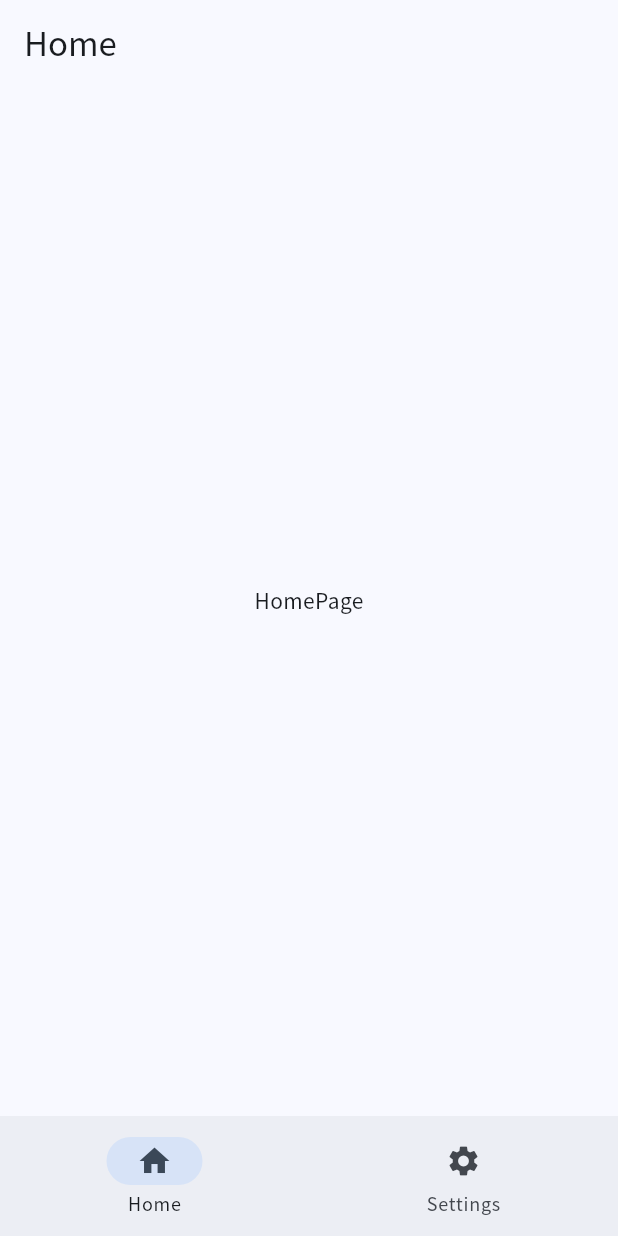
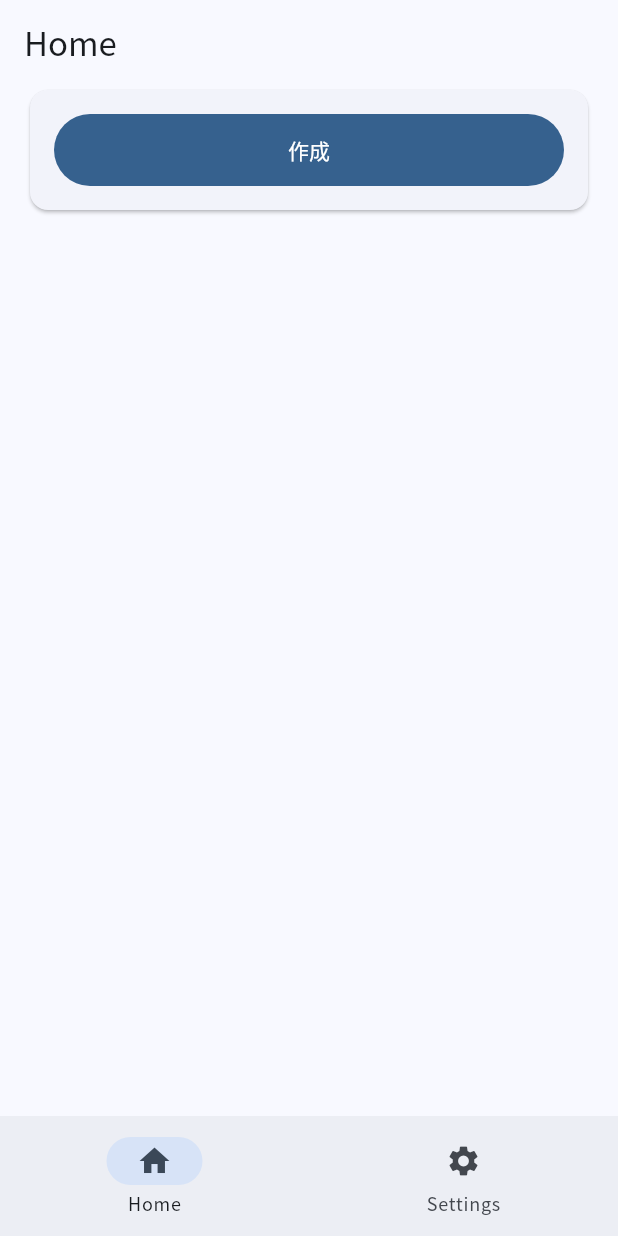
Before and after one commit to Zudah228/pampers_3rd_tfh_2025, a Flutter app: the screen it shows after launch, on a phone screen of 412 x 824 dp. Run offline on Flutter 3.47's test engine with Material 3 defaults, Android fonts, the phone set to English and light mode, and no system bars; our stand-ins replace clock, cloud_firestore, custom_refresh_indicator, extended_image, figma_squircle, firebase_auth and 13 more; missing offline and left inert: flutter_nearby_connections, hashlib, simple_logger; accounts and stored records are empty; generated files the repository leaves out were written again.

Commit message:
ルーム機能

```diff
--- a/lib/core/app/app.dart
+++ b/lib/core/app/app.dart
@@ -1,8 +1,8 @@
 import 'package:app/core/app/app_state.dart';
 import 'package:app/core/app/components/full_screen_loading_indicator.dart';
+import 'package:app/core/app/global_keys.dart';
 import 'package:app/core/app/theme/theme.dart';
-import 'package:app/core/app/global_keys.dart';
-import 'package:app/features/home/pages/home_page.dart';
+import 'package:app/features/home/pages/home_page_shell.dart';
 import 'package:flutter/cupertino.dart';
 import 'package:flutter/material.dart';
 import 'package:flutter_localizations/flutter_localizations.dart';
@@ -28,7 +28,7 @@ class MainApp extends StatelessWidget {
       scaffoldMessengerKey: globalScaffoldMessengerKey,
       debugShowCheckedModeBanner: false,
       builder: (context, child) => FullScreenLoadingIndicator.wrap(child!),
-      home: const HomePage(),
+      home: const HomePageShell(),
     );
   }
 }
--- a/lib/core/app/components/full_screen_loading_indicator.dart
+++ b/lib/core/app/components/full_screen_loading_indicator.dart
@@ -47,7 +47,7 @@ class _FullScreenLoadingIndicatorState
     } on Exception catch (error, stackTrace) {
       logger.error('', error: error, stackTrace: stackTrace);
 
-      showErrorSnackBar(message: 'エラーが発生しました');
+      showErrorSnackBar(error: error);
     } finally {
       _isLoadingNotifier.value = false;
     }
--- a/lib/core/app/components/snack_bar.dart
+++ b/lib/core/app/components/snack_bar.dart
@@ -1,3 +1,4 @@
+import 'package:app/core/exceptions/message_exception.dart';
 import 'package:flutter/material.dart';
 
 import '../global_keys.dart';
@@ -8,13 +9,18 @@ enum _SnackBarMessageType {
 }
 
 ScaffoldFeatureController<SnackBar, SnackBarClosedReason> showErrorSnackBar({
-  required String message,
+  required Object error,
   SnackBarAction? action,
   ScaffoldMessengerState? scaffoldMessengerState,
 
   /// SnackBar 表示前に、すでに表示されているものを非表示にする
   bool clearSnackBarsBeforeShow = false,
 }) {
+  String message = 'エラーが発生しました';
+
+  if (error is MessageException) {
+    message = error.message;
+  }
   return _show(
     message: message,
     messageType: _SnackBarMessageType.error,
--- a/lib/core/service/firebase_firestore/models/firestore_collections.dart
+++ b/lib/core/service/firebase_firestore/models/firestore_collections.dart
@@ -5,5 +5,8 @@ abstract final class FirestoreCollections {
 
   static const users = 'users';
 
+  static const rooms = 'rooms';
+  static String roomRelations(String userId) => '$users/$userId/rooms';
+
   static const debug_items = 'debug/v1/items';
 }
--- a/lib/features/debug/pages/debug_components_page.dart
+++ b/lib/features/debug/pages/debug_components_page.dart
@@ -121,7 +121,7 @@ class DebugComponentsPage extends StatelessWidget {
                   ErrorButton(
                     child: const Text('Show Error Snackbar'),
                     onPressed: () {
-                      showErrorSnackBar(message: 'Error Snackbar');
+                      showErrorSnackBar(error: 'Error Snackbar');
                     },
                   ),
                 ],
--- a/lib/features/home/pages/home_page.dart
+++ b/lib/features/home/pages/home_page.dart
@@ -1,51 +1,23 @@
-import 'package:app/core/app/components/route_animations/route_animations.dart';
-import 'package:app/features/home/providers/main_tab_provider.dart';
-import 'package:app/features/settings/pages/settings_page.dart';
+import 'package:app/features/room/components/my_room_card.dart';
+import 'package:app/features/room/components/room_create_card.dart';
+import 'package:app/features/room/providers/my_room_provider.dart';
 import 'package:flutter/material.dart';
 import 'package:flutter_riverpod/flutter_riverpod.dart';
 
+/// ホームページへの遷移は、HomePageShell を使用
 class HomePage extends ConsumerWidget {
   const HomePage({super.key});
 
-  static const routeName = '/home';
-
-  static Route<void> route() {
-    return RouteAnimations.swipeBack<void>(
-      settings: const RouteSettings(name: routeName),
-      builder: (_) => const HomePage(),
-    );
-  }
-
   @override
   Widget build(BuildContext context, WidgetRef ref) {
-    final mainTab = ref.watch(mainTabProvider);
+    final myRoom = ref.watch(myRoomProvider).value;
 
-    return Scaffold(
-      appBar: AppBar(
-        title: Text(mainTab.label),
-      ),
-      body: IndexedStack(
-        index: mainTab.index,
+    return Padding(
+      padding: EdgeInsets.symmetric(horizontal: 16),
+      child: Column(
         children: [
-          const Center(child: Text('HomePage')),
-          const SettingsPage(),
+          if (myRoom == null) RoomCreateCard() else MyRoomCard(room: myRoom),
         ],
-      ),
-      bottomNavigationBar: NavigationBar(
-        destinations: [
-          NavigationDestination(
-            icon: Icon(Icons.home),
-            label: 'Home',
-          ),
-          NavigationDestination(
-            icon: Icon(Icons.settings),
-            label: 'Settings',
-          ),
-        ],
-        onDestinationSelected: (index) {
-          ref.read(mainTabProvider.notifier).state = MainTab.values[index];
-        },
-        selectedIndex: mainTab.index,
       ),
     );
   }
--- /dev/null
+++ b/lib/features/home/pages/home_page_shell.dart
@@ -0,0 +1,53 @@
+import 'package:app/core/app/components/route_animations/route_animations.dart';
+import 'package:app/features/home/pages/home_page.dart';
+import 'package:app/features/home/providers/main_tab_provider.dart';
+import 'package:app/features/settings/pages/settings_page.dart';
+import 'package:flutter/material.dart';
+import 'package:flutter_riverpod/flutter_riverpod.dart';
+
+class HomePageShell extends ConsumerWidget {
+  const HomePageShell({super.key});
+
+  static const routeName = '/home';
+
+  static Route<void> route() {
+    return RouteAnimations.swipeBack<void>(
+      settings: const RouteSettings(name: routeName),
+      builder: (_) => const HomePageShell(),
+    );
+  }
+
+  @override
+  Widget build(BuildContext context, WidgetRef ref) {
+    final mainTab = ref.watch(mainTabProvider);
+
+    return Scaffold(
+      appBar: AppBar(
+        title: Text(mainTab.label),
+      ),
+      body: IndexedStack(
+        index: mainTab.index,
+        children: [
+          const HomePage(),
+          const SettingsPage(),
+        ],
+      ),
+      bottomNavigationBar: NavigationBar(
+        destinations: [
+          NavigationDestination(
+            icon: Icon(Icons.home),
+            label: 'Home',
+          ),
+          NavigationDestination(
+            icon: Icon(Icons.settings),
+            label: 'Settings',
+          ),
+        ],
+        onDestinationSelected: (index) {
+          ref.read(mainTabProvider.notifier).state = MainTab.values[index];
+        },
+        selectedIndex: mainTab.index,
+      ),
+    );
+  }
+}
--- /dev/null
+++ b/lib/features/room/components/room_create_card.dart
@@ -0,0 +1,29 @@
+import 'package:app/core/app/components/button/primary_button.dart';
+import 'package:app/core/app/components/full_screen_loading_indicator.dart';
+import 'package:app/features/room/use_cases/create_room_use_case.dart';
+import 'package:flutter/material.dart';
+import 'package:flutter_riverpod/flutter_riverpod.dart';
+
+class RoomCreateCard extends ConsumerWidget {
+  const RoomCreateCard({super.key});
+
+  @override
+  Widget build(BuildContext context, WidgetRef ref) {
+    return Card(
+      child: SizedBox(
+        width: double.infinity,
+        child: Padding(
+          padding: EdgeInsets.all(16),
+          child: PrimaryButton(
+            onPressed: () {
+              FullScreenLoadingIndicator.show(() async {
+                await ref.read(createRoomUseCaseProvider)();
+              });
+            },
+            child: Text('作成'),
+          ),
+        ),
+      ),
+    );
+  }
+}
--- /dev/null
+++ b/lib/features/room/providers/my_room_provider.dart
@@ -0,0 +1,35 @@
+import 'package:app/core/service/firebase_firestore/firebase_firestore_service.dart';
+import 'package:app/core/service/firebase_firestore/models/firestore_collections.dart';
+import 'package:app/features/auth/providers/current_user_provider.dart';
+import 'package:app/features/room/models/room.dart';
+import 'package:app/features/room/models/room_relation.dart';
+import 'package:riverpod/riverpod.dart';
+
+final myRoomProvider = StreamProvider.autoDispose<Room?>((ref) {
+  final userId = ref.watch(currentUserProvider).id;
+
+  if (userId == null) {
+    return Stream.empty();
+  }
+
+  final firestore = ref.read(firebaseFirestoreServiceProvider).firestore;
+
+  return firestore
+      .collection(FirestoreCollections.roomRelations(userId))
+      .withRoomRelationConverter
+      .limit(1)
+      .snapshots()
+      .asyncMap((snapshot) async {
+        final roomId = snapshot.docs.firstOrNull?.id;
+
+        if (roomId == null) {
+          return null;
+        }
+
+        final roomSnapshot = await firestore
+            .collection(FirestoreCollections.rooms)
+            .withRoomConverter
+            .doc(roomId).get();
+        return roomSnapshot.exists ? roomSnapshot.data() : null;
+      });
+});
```
Also changed, not shown: lib/core/exceptions/message_exception.dart (added, +9 -0 lines), lib/features/room/components/my_room_card.dart (added, +28 -0 lines), lib/features/room/models/room.dart (added, +31 -0 lines), lib/features/room/models/room_relation.dart (added, +31 -0 lines), lib/features/room/use_cases/create_room_use_case.dart (added, +55 -0 lines), lib/features/room/use_cases/join_room_use_case.dart (added, +62 -0 lines), lib/features/room/models/room.freezed.dart (added), lib/features/room/models/room.g.dart (added), lib/features/room/models/room_relation.freezed.dart (added), lib/features/room/models/room_relation.g.dart (added).
